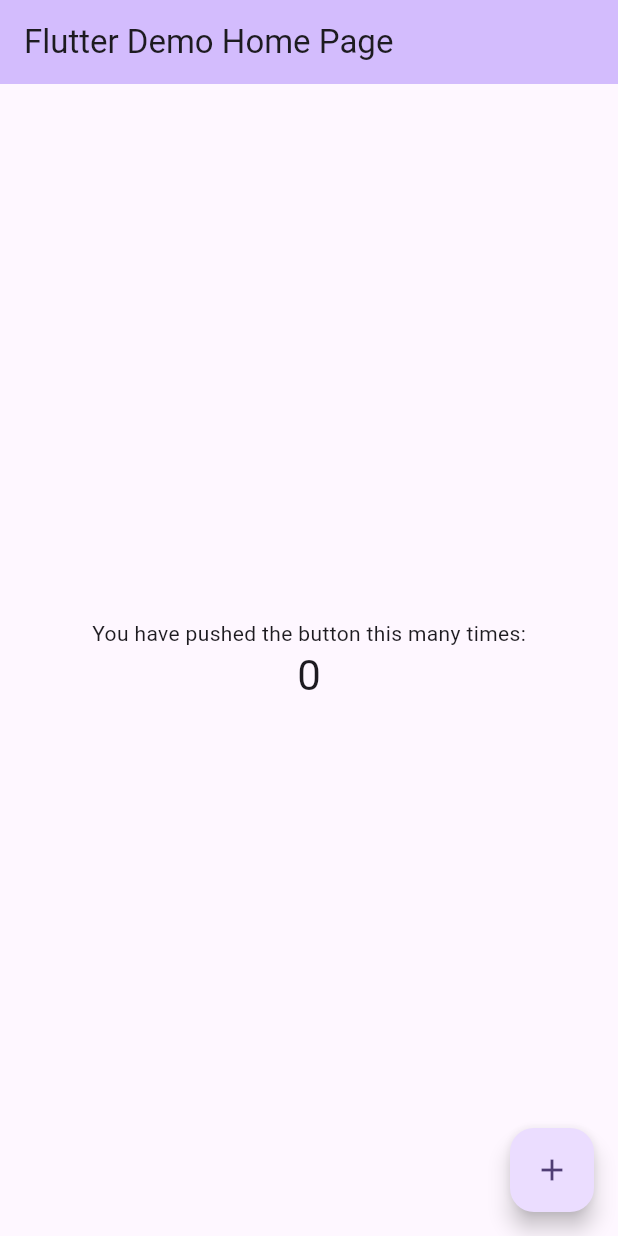
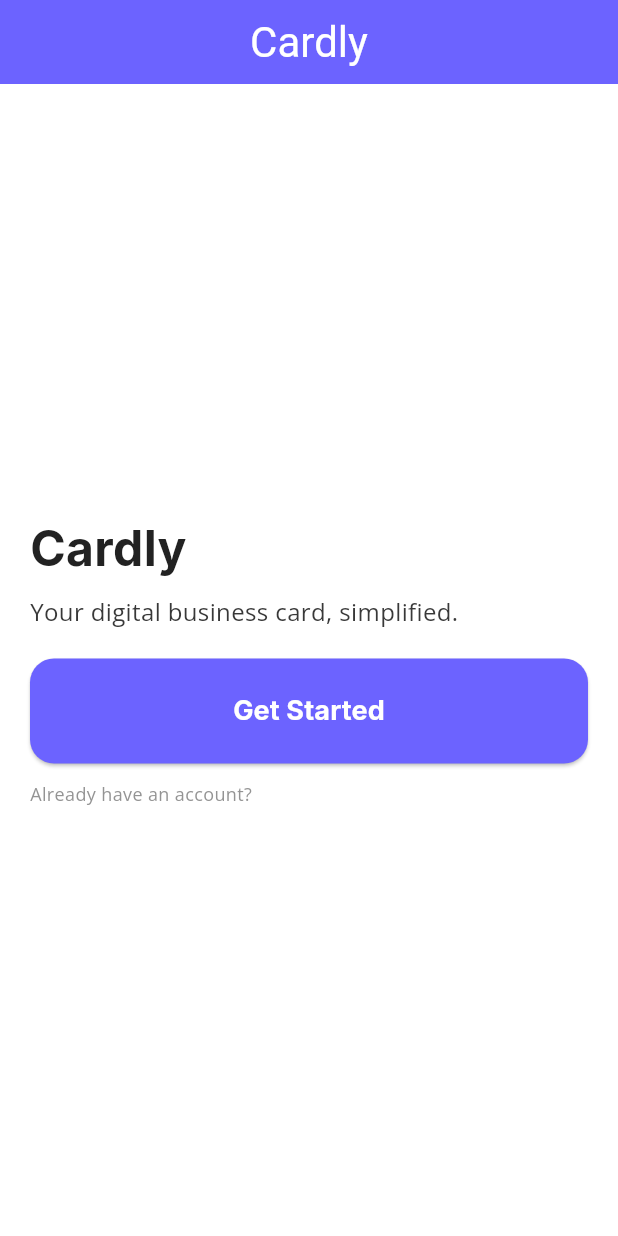
Before and after one commit to 2EDX7/Cardly, a Flutter app: the screen it shows after launch, on a phone screen of 412 x 824 dp. Run offline on Flutter 3.47's test engine with Material 3 defaults, Android fonts, the phone set to English and light mode, and no system bars; our stand-ins replace google_fonts.

Commit message:
chore: demonstrate the design system

```diff
--- a/flutter app/lib/main.dart
+++ b/flutter app/lib/main.dart
@@ -1,122 +1,79 @@
 import 'package:flutter/material.dart';
+import 'package:cardly/theme/colors.dart';
+import 'package:cardly/theme/themes.dart';
+import 'package:cardly/theme/typography.dart';
 
 void main() {
-  runApp(const MyApp());
+  runApp(const CardlyApp());
 }
 
-class MyApp extends StatelessWidget {
-  const MyApp({super.key});
+class CardlyApp extends StatelessWidget {
+  const CardlyApp({super.key});
 
-  // This widget is the root of your application.
   @override
   Widget build(BuildContext context) {
     return MaterialApp(
-      title: 'Flutter Demo',
-      theme: ThemeData(
-        // This is the theme of your application.
-        //
-        // TRY THIS: Try running your application with "flutter run". You'll see
-        // the application has a purple toolbar. Then, without quitting the app,
-        // try changing the seedColor in the colorScheme below to Colors.green
-        // and then invoke "hot reload" (save your changes or press the "hot
-        // reload" button in a Flutter-supported IDE, or press "r" if you used
-        // the command line to start the app).
-        //
-        // Notice that the counter didn't reset back to zero; the application
-        // state is not lost during the reload. To reset the state, use hot
-        // restart instead.
-        //
-        // This works for code too, not just values: Most code changes can be
-        // tested with just a hot reload.
-        colorScheme: ColorScheme.fromSeed(seedColor: Colors.deepPurple),
-      ),
-      home: const MyHomePage(title: 'Flutter Demo Home Page'),
+      title: 'Cardly',
+      debugShowCheckedModeBanner: false,
+      theme: AppTheme.lightTheme, // 🌞 Light mode
+      darkTheme: AppTheme.darkTheme, // 🌙 Dark mode
+      themeMode: ThemeMode.light, // 👈 Auto switch based on system
+      home: const HomeScreen(),
     );
   }
 }
 
-class MyHomePage extends StatefulWidget {
-  const MyHomePage({super.key, required this.title});
-
-  // This widget is the home page of your application. It is stateful, meaning
-  // that it has a State object (defined below) that contains fields that affect
-  // how it looks.
-
-  // This class is the configuration for the state. It holds the values (in this
-  // case the title) provided by the parent (in this case the App widget) and
-  // used by the build method of the State. Fields in a Widget subclass are
-  // always marked "final".
-
-  final String title;
-
-  @override
-  State<MyHomePage> createState() => _MyHomePageState();
-}
-
-class _MyHomePageState extends State<MyHomePage> {
-  int _counter = 0;
-
-  void _incrementCounter() {
-    setState(() {
-      // This call to setState tells the Flutter framework that something has
-      // changed in this State, which causes it to rerun the build method below
-      // so that the display can reflect the updated values. If we changed
-      // _counter without calling setState(), then the build method would not be
-      // called again, and so nothing would appear to happen.
-      _counter++;
-    });
-  }
+class HomeScreen extends StatelessWidget {
+  const HomeScreen({super.key});
 
   @override
   Widget build(BuildContext context) {
-    // This method is rerun every time setState is called, for instance as done
-    // by the _incrementCounter method above.
-    //
-    // The Flutter framework has been optimized to make rerunning build methods
-    // fast, so that you can just rebuild anything that needs updating rather
-    // than having to individually change instances of widgets.
+    final colors = Theme.of(context).colorScheme;
+    final textTheme = Theme.of(context).textTheme;
+
     return Scaffold(
+      backgroundColor: colors.surface, // ✅ dynamic background from theme
       appBar: AppBar(
-        // TRY THIS: Try changing the color here to a specific color (to
-        // Colors.amber, perhaps?) and trigger a hot reload to see the AppBar
-        // change color while the other colors stay the same.
-        backgroundColor: Theme.of(context).colorScheme.inversePrimary,
-        // Here we take the value from the MyHomePage object that was created by
-        // the App.build method, and use it to set our appbar title.
-        title: Text(widget.title),
+        backgroundColor: colors.primary,
+        title: Text(
+          'Cardly',
+          style: textTheme.headlineMedium?.copyWith(color: colors.onPrimary),
+        ),
+        centerTitle: true,
       ),
-      body: Center(
-        // Center is a layout widget. It takes a single child and positions it
-        // in the middle of the parent.
-        child: Column(
-          // Column is also a layout widget. It takes a list of children and
-          // arranges them vertically. By default, it sizes itself to fit its
-          // children horizontally, and tries to be as tall as its parent.
-          //
-          // Column has various properties to control how it sizes itself and
-          // how it positions its children. Here we use mainAxisAlignment to
-          // center the children vertically; the main axis here is the vertical
-          // axis because Columns are vertical (the cross axis would be
-          // horizontal).
-          //
-          // TRY THIS: Invoke "debug painting" (choose the "Toggle Debug Paint"
-          // action in the IDE, or press "p" in the console), to see the
-          // wireframe for each widget.
-          mainAxisAlignment: MainAxisAlignment.center,
-          children: <Widget>[
-            const Text('You have pushed the button this many times:'),
-            Text(
-              '$_counter',
-              style: Theme.of(context).textTheme.headlineMedium,
-            ),
-          ],
+      body: Padding(
+        padding: const EdgeInsets.all(20),
+        child: Center(
+          child: Column(
+            mainAxisAlignment: MainAxisAlignment.center,
+            crossAxisAlignment: CrossAxisAlignment.start,
+            children: [
+              Text('Cardly', style: AppTextStyles.heading1(context)),
+              const SizedBox(height: 8),
+              Text(
+                'Your digital business card, simplified.',
+                style: AppTextStyles.body(context),
+              ),
+              const SizedBox(height: 20),
+              SizedBox(
+                width: double.infinity,
+                child: ElevatedButton(
+                  onPressed: () {},
+                  child: Text(
+                    'Get Started',
+                    style: AppTextStyles.buttonPrimary(context),
+                  ),
+                ),
+              ),
+              const SizedBox(height: 12),
+              Text(
+                'Already have an account?',
+                style: AppTextStyles.caption(context),
+              ),
+            ],
+          ),
         ),
       ),
-      floatingActionButton: FloatingActionButton(
-        onPressed: _incrementCounter,
-        tooltip: 'Increment',
-        child: const Icon(Icons.add),
-      ), // This trailing comma makes auto-formatting nicer for build methods.
     );
   }
 }
```
